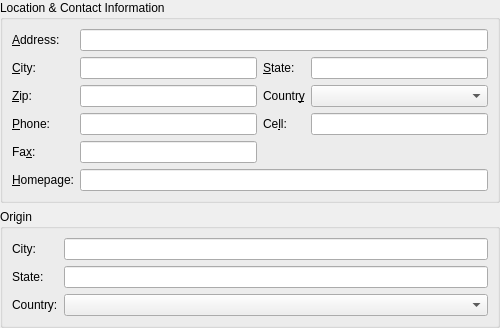
Above: protocols/oscar/icq/ui/icqhomeinfowidget.ui from KDE/kopete before the change. Below: the same form after it.
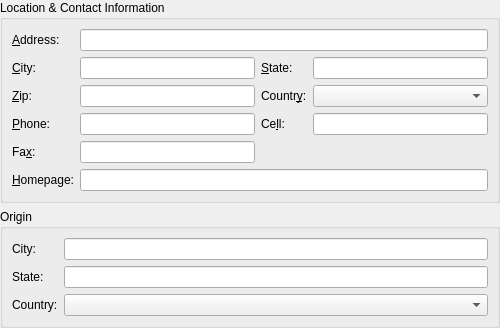
That is the form after the change. Custom widgets are drawn as their Qt base class.

```diff
--- a/protocols/oscar/icq/ui/icqhomeinfowidget.ui
+++ b/protocols/oscar/icq/ui/icqhomeinfowidget.ui
@@ -147,7 +147,7 @@
       <item row="2" column="2" >
        <widget class="QLabel" name="textLabel8" >
         <property name="text" >
-         <string>Countr&amp;y</string>
+         <string>Countr&amp;y:</string>
         </property>
         <property name="buddy" >
          <cstring>countryCombo</cstring>
```
